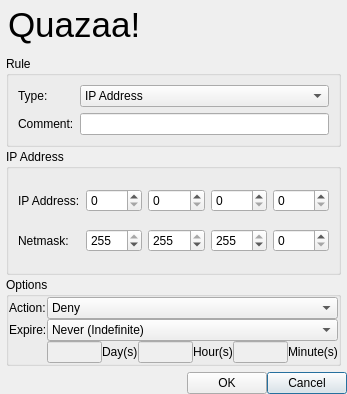
Before: the Qt Designer form UI/dialogaddrule.ui in c3c/quazaa, drawn with Qt 5.
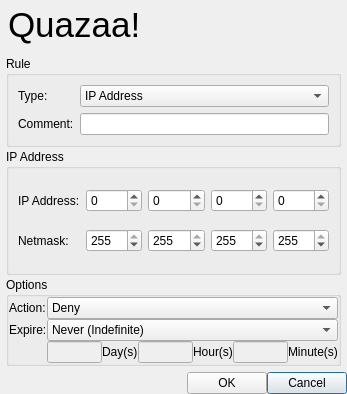
After: the same form once the commit is applied. Icons and pictures are not drawn.

Commit message: Setting default subnet mask back to 255.255.255.255 to block only the specified IP.

```diff
--- a/UI/dialogaddrule.ui
+++ b/UI/dialogaddrule.ui
@@ -417,7 +417,7 @@
                 <number>255</number>
                </property>
                <property name="value">
-                <number>0</number>
+                <number>255</number>
                </property>
               </widget>
              </item>
```
Left out of the diff: 1 changed line with no effect on the pictures.
